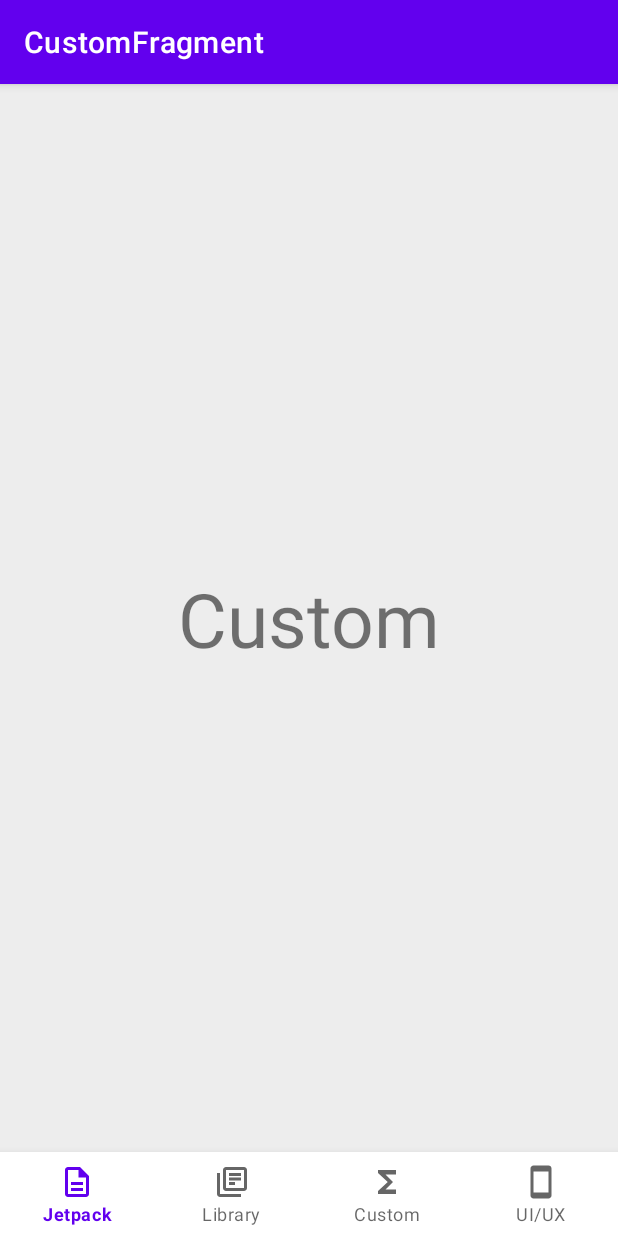
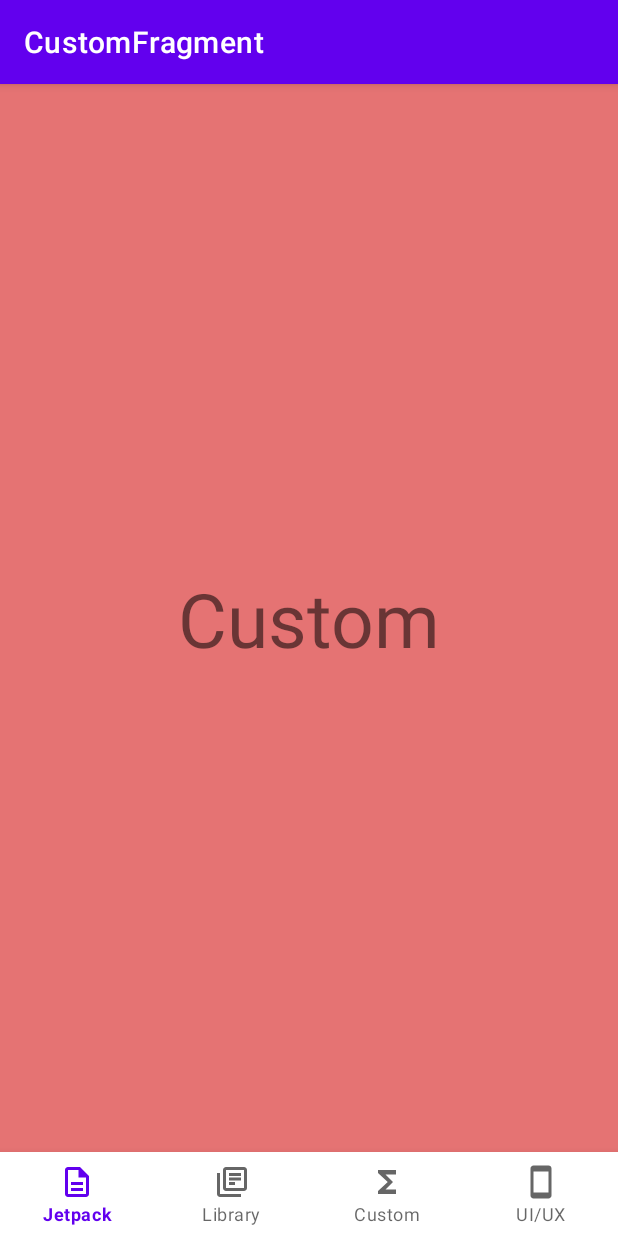
Before and after one commit to jhamin0511/MyStudy, an Android app: the CustomFragment screen opened through its navigation route, on a phone screen of 412 x 824 dp. Run offline under Robolectric (Android 15) with nearby library versions, the phone set to English and light mode, and no system bars; our stand-ins replace Dagger/Hilt's generated code, Timber, data binding, navigation-ui; libraries missing offline, so code that uses them is left out: androidx.constraintlayout.widget.

Commit message:
feat(Navigation): Fragment 이동 확인을 위한 Background Color 설정

```diff
--- a/app/src/main/java/com/github/jhamin0511/mystudy/application/StudyApplication.kt
+++ b/app/src/main/java/com/github/jhamin0511/mystudy/application/StudyApplication.kt
@@ -5,8 +5,6 @@ import androidx.lifecycle.ProcessLifecycleOwner
 import com.github.jhamin0511.mystudy.BuildConfig
 import dagger.hilt.android.HiltAndroidApp
 import timber.log.Timber
-
-const val SHOW_LIFECYCLE_LOGO = false
 
 @HiltAndroidApp
 class StudyApplication : Application() {
--- a/app/src/main/java/com/github/jhamin0511/mystudy/ui/common/BaseActivity.kt
+++ b/app/src/main/java/com/github/jhamin0511/mystudy/ui/common/BaseActivity.kt
@@ -2,8 +2,9 @@ package com.github.jhamin0511.mystudy.ui.common
 
 import android.os.Bundle
 import androidx.appcompat.app.AppCompatActivity
-import com.github.jhamin0511.mystudy.application.SHOW_LIFECYCLE_LOGO
 import timber.log.Timber
+
+private const val SHOW_LIFECYCLE_LOGO = false
 
 @Suppress("TooManyFunctions")
 abstract class BaseActivity : AppCompatActivity() {
--- a/app/src/main/java/com/github/jhamin0511/mystudy/ui/common/BaseFragment.kt
+++ b/app/src/main/java/com/github/jhamin0511/mystudy/ui/common/BaseFragment.kt
@@ -7,8 +7,9 @@ import android.view.View
 import android.view.ViewGroup
 import androidx.annotation.LayoutRes
 import androidx.fragment.app.Fragment
-import com.github.jhamin0511.mystudy.application.SHOW_LIFECYCLE_LOGO
 import timber.log.Timber
+
+private const val SHOW_LIFECYCLE_LOGO = true
 
 @Suppress("TooManyFunctions")
 abstract class BaseFragment : Fragment() {
--- a/app/src/main/res/layout/fragment_custom.xml
+++ b/app/src/main/res/layout/fragment_custom.xml
@@ -4,7 +4,8 @@
 
     <androidx.constraintlayout.widget.ConstraintLayout
         android:layout_width="match_parent"
-        android:layout_height="match_parent">
+        android:layout_height="match_parent"
+        android:background="#E57373">
 
         <TextView
             android:layout_width="wrap_content"
--- a/app/src/main/res/layout/fragment_jetpack.xml
+++ b/app/src/main/res/layout/fragment_jetpack.xml
@@ -12,7 +12,8 @@
 
     <androidx.constraintlayout.widget.ConstraintLayout
         android:layout_width="match_parent"
-        android:layout_height="match_parent">
+        android:layout_height="match_parent"
+        android:background="#BA68C8">
 
         <TextView
             android:id="@+id/tv_title"
--- a/app/src/main/res/layout/fragment_library.xml
+++ b/app/src/main/res/layout/fragment_library.xml
@@ -4,7 +4,8 @@
 
     <androidx.constraintlayout.widget.ConstraintLayout
         android:layout_width="match_parent"
-        android:layout_height="match_parent">
+        android:layout_height="match_parent"
+        android:background="#64B5F6">
 
         <TextView
             android:layout_width="wrap_content"
--- a/app/src/main/res/layout/fragment_uiux.xml
+++ b/app/src/main/res/layout/fragment_uiux.xml
@@ -12,7 +12,8 @@
 
     <androidx.constraintlayout.widget.ConstraintLayout
         android:layout_width="match_parent"
-        android:layout_height="match_parent">
+        android:layout_height="match_parent"
+        android:background="#FFF176">
 
         <TextView
             android:id="@+id/tv_title"
```
Also changed, not shown: app/src/main/java/com/github/jhamin0511/mystudy/ui/paging/animal/AnimalViewModel.kt (+5 -3 lines).
